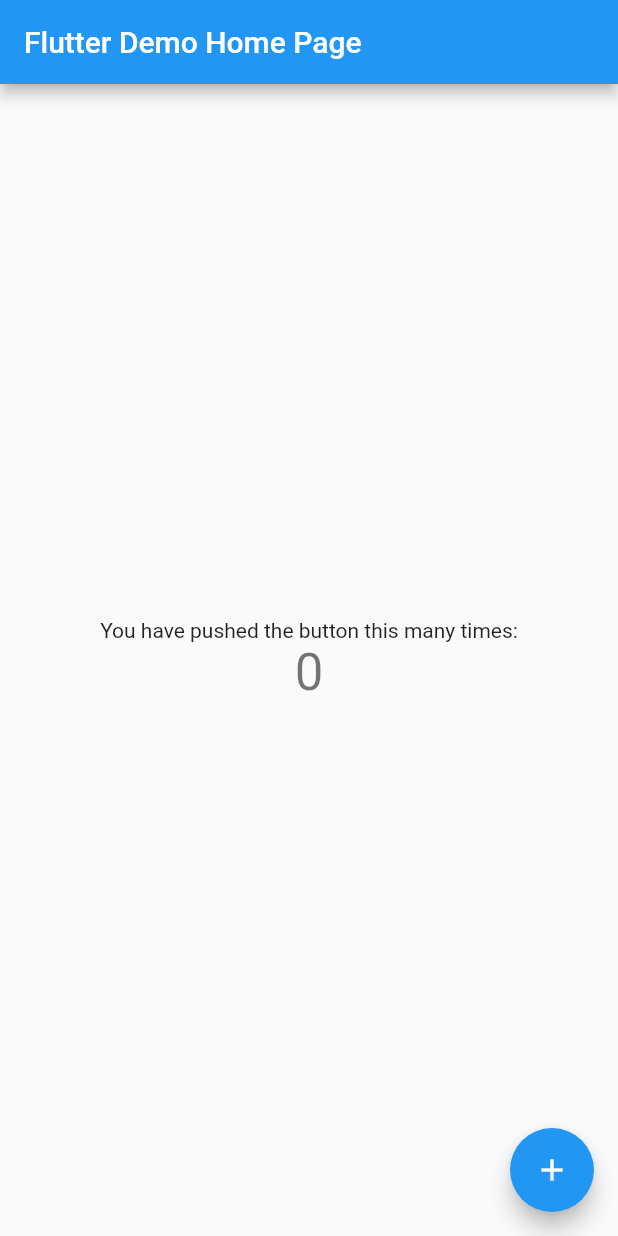
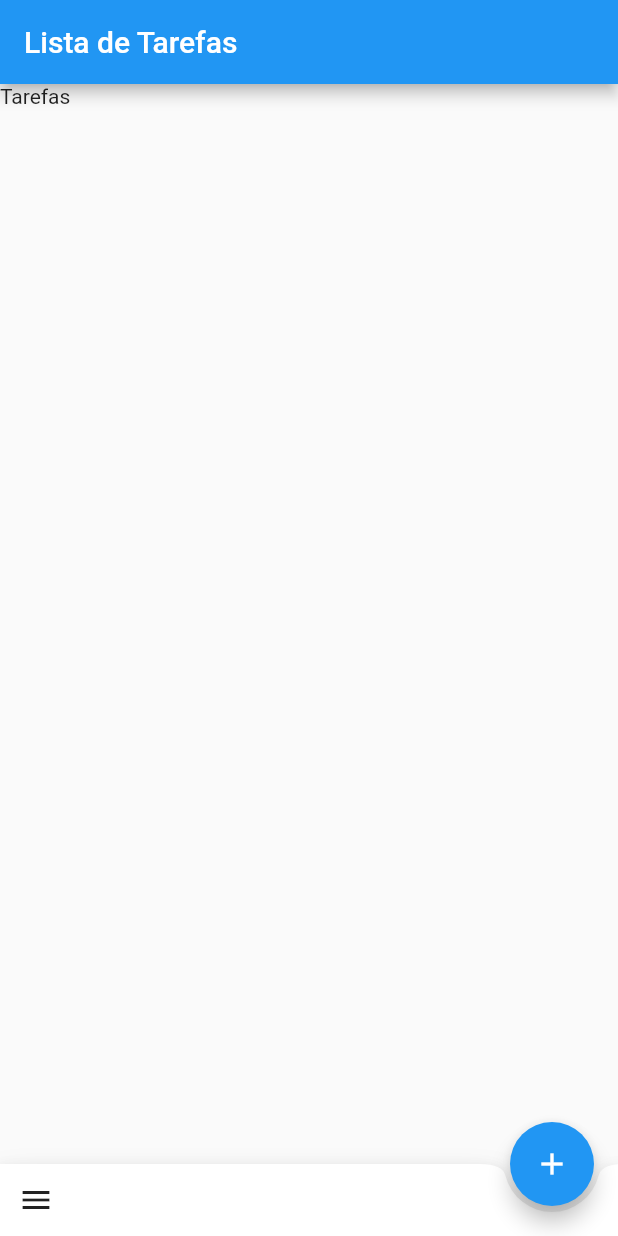
Before and after one commit to Evandson/lista-tarefas, a Flutter app: the screen it shows after launch, on a phone screen of 412 x 824 dp. Run offline on Flutter 3.47's test engine with Material 2 defaults, Android fonts, the phone set to English and light mode, and no system bars.

Commit message:
Adicionando floatingActionButton

```diff
--- /dev/null
+++ b/lib/Home.dart
@@ -0,0 +1,38 @@
+import 'package:flutter/material.dart';
+
+class Home extends StatefulWidget {
+  @override
+  _HomeState createState() => _HomeState();
+}
+
+class _HomeState extends State<Home> {
+  @override
+  Widget build(BuildContext context) {
+    return Scaffold(
+      appBar: AppBar(
+        title: Text(
+            "Lista de Tarefas"
+        ),
+      ),
+      body: Text("Tarefas"),
+      floatingActionButtonLocation: FloatingActionButtonLocation.endDocked,
+      floatingActionButton: FloatingActionButton(
+          elevation: 6,
+          child: Icon(Icons.add),
+          onPressed:(){
+          }
+      ),
+      bottomNavigationBar: BottomAppBar(
+        shape: CircularNotchedRectangle(),
+        child: Row(
+          children: <Widget>[
+            IconButton(
+              onPressed: (){},
+              icon: Icon(Icons.menu),
+            )
+          ],
+        ),
+      ),
+    );
+  }
+}
--- a/lib/main.dart
+++ b/lib/main.dart
@@ -1,63 +1,7 @@
 import 'package:flutter/material.dart';
+import 'package:lista_tarefas/Home.dart';
 
-void main() => runApp(MyApp());
-
-class MyApp extends StatelessWidget {
-  // This widget is the root of your application.
-  @override
-  Widget build(BuildContext context) {
-    return MaterialApp(
-      title: 'Flutter Demo',
-      theme: ThemeData(
-        primarySwatch: Colors.blue,
-      ),
-      home: MyHomePage(title: 'Flutter Demo Home Page'),
-    );
-  }
-}
-
-class MyHomePage extends StatefulWidget {
-  MyHomePage({Key key, this.title}) : super(key: key);
-  final String title;
-
-  @override
-  _MyHomePageState createState() => _MyHomePageState();
-}
-
-class _MyHomePageState extends State<MyHomePage> {
-  int _counter = 0;
-
-  void _incrementCounter() {
-    setState(() {
-      _counter++;
-    });
-  }
-
-  @override
-  Widget build(BuildContext context) {
-    return Scaffold(
-      appBar: AppBar(
-        title: Text(widget.title),
-      ),
-      body: Center(
-        child: Column(
-          mainAxisAlignment: MainAxisAlignment.center,
-          children: <Widget>[
-            Text(
-              'You have pushed the button this many times:',
-            ),
-            Text(
-              '$_counter',
-              style: Theme.of(context).textTheme.display1,
-            ),
-          ],
-        ),
-      ),
-      floatingActionButton: FloatingActionButton(
-        onPressed: _incrementCounter,
-        tooltip: 'Increment',
-        child: Icon(Icons.add),
-      ), // This trailing comma makes auto-formatting nicer for build methods.
-    );
-  }
-}
+void main() => runApp(
+    MaterialApp(
+      home: Home(),
+    ));
```
